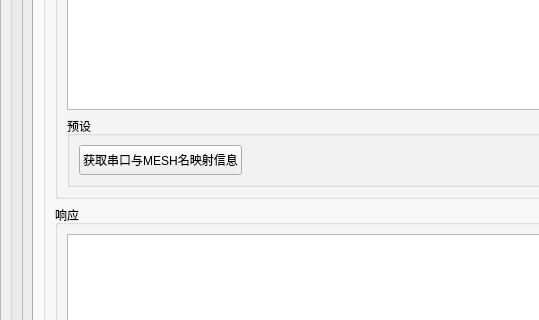
The window that widget/tktmeshdetailsframe.ui (jercylew/tkt-mesh-configure-helper) describes before a commit, drawn with Qt 5; both pictures show x 0 to 539 and y 280 to 600 of the 1214 by 821 pixel window.
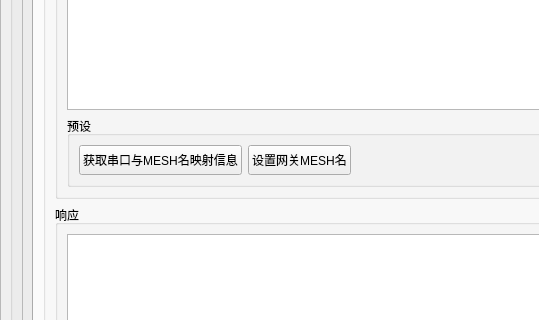
The same window after the commit. The open tabs and pages were chosen to show the change. Custom widgets are drawn as their Qt base class.

Commit message: Feature set switch mesh info

```diff
--- a/widget/tktmeshdetailsframe.ui
+++ b/widget/tktmeshdetailsframe.ui
@@ -1300,6 +1300,22 @@
                             </property>
                            </widget>
                           </item>
+                          <item>
+                           <widget class="QPushButton" name="buttonSetMeshInfo">
+                            <property name="minimumSize">
+                             <size>
+                              <width>0</width>
+                              <height>30</height>
+                             </size>
+                            </property>
+                            <property name="text">
+                             <string>设置网关MESH名</string>
+                            </property>
+                            <property name="flat">
+                             <bool>false</bool>
+                            </property>
+                           </widget>
+                          </item>
                           <item>
                            <spacer name="horizontalSpacer">
                             <property name="orientation">
```
Left out of the diff: 2 changed lines with no effect on the pictures. The commit also changes 13 other files.
